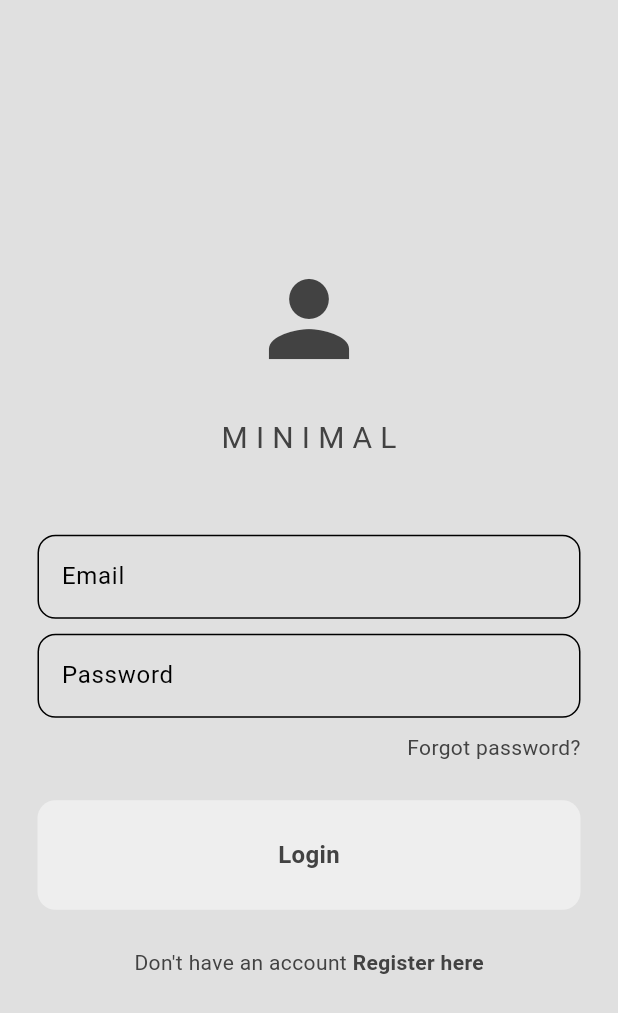
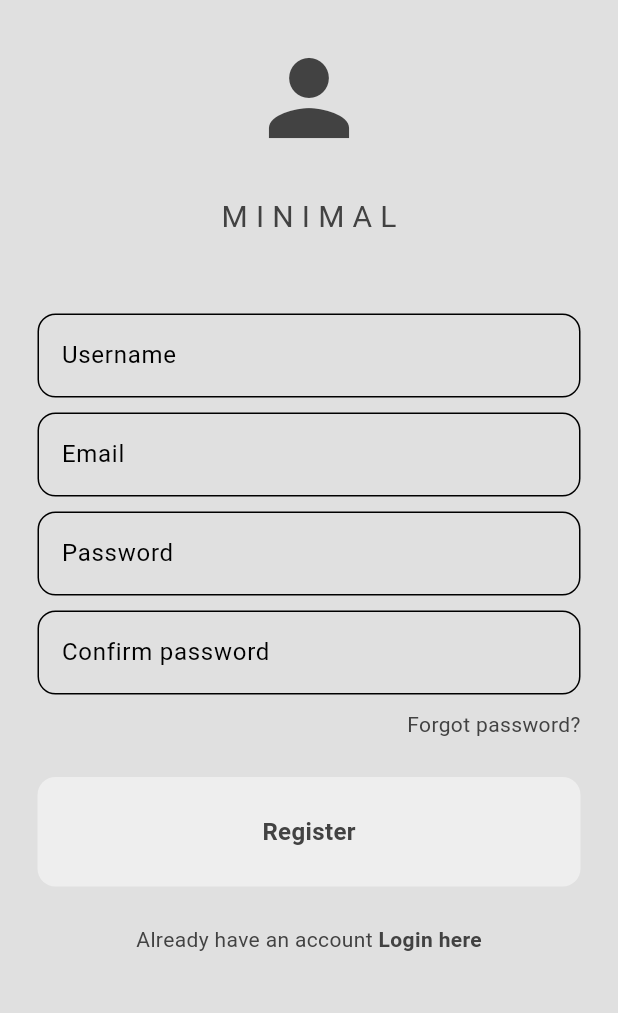
Before and after one commit to Zavqiddin-tech/flutter-crud, a Flutter app: the screen it shows after launch, after a tap on "Register here", on a phone screen of 412 x 824 dp. Shown: the top 1013 px of the screen. Run offline on Flutter 3.47's test engine with Material 3 defaults, Android fonts, the phone set to English and light mode, and no system bars; our stand-ins replace bloc, cloud_firestore, firebase_auth, firebase_core, flutter_bloc; accounts and stored records are empty; network calls fail.

Commit message:
register qismi qilindi

```diff
--- /dev/null
+++ b/lib/auth/login_or_register.dart
@@ -0,0 +1,31 @@
+import 'package:cli_project/pages/login_page.dart';
+import 'package:cli_project/pages/register_page.dart';
+import 'package:flutter/material.dart';
+
+class LoginOrRegister extends StatefulWidget {
+  const LoginOrRegister({super.key});
+
+  @override
+  State<LoginOrRegister> createState() => _LoginOrRegisterState();
+}
+
+class _LoginOrRegisterState extends State<LoginOrRegister> {
+  // initially, show login page
+  bool showLoginPage = true;
+
+  // toggle between login and regiter page
+  void togglePages() {
+    setState(() {
+      showLoginPage = !showLoginPage;
+    });
+  }
+
+  @override
+  Widget build(BuildContext context) {
+    if (showLoginPage) {
+      return LoginPage(onTap: togglePages);
+    } else {
+      return RegisterPage(onTap: togglePages);
+    }
+  }
+}
--- a/lib/main.dart
+++ b/lib/main.dart
@@ -1,13 +1,13 @@
+import 'package:flutter/material.dart';
+import 'package:cli_project/auth/login_or_register.dart';
 import 'package:cli_project/firebase_options.dart';
 // import 'package:cli_project/home_screen/bloc/home_bloc.dart';
 // import 'package:cli_project/home_screen/screen/home_screen.dart';
 // import 'package:flutter_bloc/flutter_bloc.dart';
 // import 'package:cli_project/pages/home_page.dart';
-import 'package:cli_project/pages/login_page.dart';
 import 'package:cli_project/theme/dark_mode.dart';
 import 'package:cli_project/theme/light_mode.dart';
 import 'package:firebase_core/firebase_core.dart';
-import 'package:flutter/material.dart';
 
 void main() async {
   WidgetsFlutterBinding.ensureInitialized();
@@ -23,9 +23,11 @@ class MyApp extends StatelessWidget {
     return MaterialApp(
       theme: lightMode,
       darkTheme: darkMode,
-      home: LoginPage(),
+      home: const LoginOrRegister(),
     );
   }
+
+}
 
   /* @override
   Widget build(BuildContext context) {
@@ -40,4 +42,3 @@ class MyApp extends StatelessWidget {
       ),
     );
   } */
-}
--- a/lib/pages/login_page.dart
+++ b/lib/pages/login_page.dart
@@ -3,11 +3,13 @@ import 'package:cli_project/components/my_textfield.dart';
 import 'package:flutter/material.dart';
 
 class LoginPage extends StatelessWidget {
+  final void Function()? onTap;
+
+  LoginPage({super.key, required this.onTap});
+
   // text controllers
   final TextEditingController emailController = TextEditingController();
   final TextEditingController passwordController = TextEditingController();
-
-  LoginPage({super.key});
 
   // login method
   void login() {}
@@ -16,7 +18,8 @@ class LoginPage extends StatelessWidget {
   Widget build(BuildContext context) {
     return Scaffold(
         backgroundColor: Theme.of(context).colorScheme.surface,
-      body: Center(
+        body: SingleChildScrollView(
+          child: Center(
             child: Padding(
               padding: const EdgeInsets.all(25),
               child: Column(
@@ -70,7 +73,8 @@ class LoginPage extends StatelessWidget {
                       Text(
                         "Forgot password?",
                         style: TextStyle(
-                        color: Theme.of(context).colorScheme.inversePrimary),
+                            color:
+                                Theme.of(context).colorScheme.inversePrimary),
                       ),
                     ],
                   ),
@@ -93,15 +97,14 @@ class LoginPage extends StatelessWidget {
                       Text(
                         "Don't have an account",
                         style: TextStyle(
-                        color: Theme.of(context).colorScheme.inversePrimary),
+                            color:
+                                Theme.of(context).colorScheme.inversePrimary),
                       ),
                       GestureDetector(
-                    onTap: () {},
+                        onTap: onTap,
                         child: const Text(
                           " Register here",
-                      style: TextStyle(
-                        fontWeight: FontWeight.bold
-                      ),
+                          style: TextStyle(fontWeight: FontWeight.bold),
                         ),
                       )
                     ],
@@ -110,6 +113,6 @@ class LoginPage extends StatelessWidget {
               ),
             ),
           ),
-    );
+        ));
   }
 }
--- a/lib/pages/register_page.dart
+++ b/lib/pages/register_page.dart
@@ -1,22 +1,68 @@
 import 'package:cli_project/components/my_button.dart';
 import 'package:cli_project/components/my_textfield.dart';
+import 'package:cli_project/helper/helper_functions.dart';
+import 'package:firebase_auth/firebase_auth.dart';
 import 'package:flutter/material.dart';
 
-class LoginPage extends StatelessWidget {
+class RegisterPage extends StatefulWidget {
+  final void Function()? onTap;
+
+  const RegisterPage({super.key, required this.onTap});
+
+  @override
+  State<RegisterPage> createState() => _RegisterPageState();
+}
+
+class _RegisterPageState extends State<RegisterPage> {
   // text controllers
+  final TextEditingController usernameController = TextEditingController();
   final TextEditingController emailController = TextEditingController();
   final TextEditingController passwordController = TextEditingController();
+  final TextEditingController confirmPwController = TextEditingController();
 
-  LoginPage({super.key});
+  // register method
+  void registerUser() async {
+    // show loading circle
+    showDialog(
+        context: context,
+        builder: (context) => const Center(
+              child: CircularProgressIndicator(),
+            ));
 
-  // login method
-  void login() {}
+    // make sure passwords match
+    if (passwordController.text != confirmPwController.text) {
+      // pop loading circle
+      Navigator.pop(context);
+
+      // show error message
+      displayMessageToUser("Passwords don't match", context);
+    }
+
+    // try creating the user
+    try {
+      // create the user
+      UserCredential? userCredential = await FirebaseAuth.instance
+          .createUserWithEmailAndPassword(
+              email: emailController.text, password: passwordController.text);
+
+      // pop loading circle
+      Navigator.pop(context);
+    } on FirebaseAuthException catch (e) {
+      // pop loading circle
+      Navigator.pop(context);
+
+      // display error message to user
+      displayMessageToUser(e.code, context);
+      return;
+    }
+  }
 
   @override
   Widget build(BuildContext context) {
     return Scaffold(
         backgroundColor: Theme.of(context).colorScheme.surface,
-      body: Center(
+        body: SingleChildScrollView(
+          child: Center(
             child: Padding(
               padding: const EdgeInsets.all(25),
               child: Column(
@@ -43,6 +89,16 @@ class LoginPage extends StatelessWidget {
                     height: 50,
                   ),
 
+                  // username textfield
+                  MyTextfield(
+                      hintText: "Username",
+                      obscureText: false,
+                      controller: usernameController),
+
+                  const SizedBox(
+                    height: 10,
+                  ),
+
                   // email textfield
                   MyTextfield(
                       hintText: "Email",
@@ -63,6 +119,16 @@ class LoginPage extends StatelessWidget {
                     height: 10,
                   ),
 
+                  // confirm password textfield
+                  MyTextfield(
+                      hintText: "Confirm password",
+                      obscureText: true,
+                      controller: confirmPwController),
+
+                  const SizedBox(
+                    height: 10,
+                  ),
+
                   // forgot password
                   Row(
                     mainAxisAlignment: MainAxisAlignment.end,
@@ -70,7 +136,8 @@ class LoginPage extends StatelessWidget {
                       Text(
                         "Forgot password?",
                         style: TextStyle(
-                        color: Theme.of(context).colorScheme.inversePrimary),
+                            color:
+                                Theme.of(context).colorScheme.inversePrimary),
                       ),
                     ],
                   ),
@@ -80,7 +147,7 @@ class LoginPage extends StatelessWidget {
                   ),
 
                   // sign in button
-              MyButton(text: "Login", onTap: login),
+                  MyButton(text: "Register", onTap: registerUser),
 
                   const SizedBox(
                     height: 25,
@@ -91,17 +158,16 @@ class LoginPage extends StatelessWidget {
                     mainAxisAlignment: MainAxisAlignment.center,
                     children: [
                       Text(
-                    "Don't have an account",
+                        "Already have an account",
                         style: TextStyle(
-                        color: Theme.of(context).colorScheme.inversePrimary),
+                            color:
+                                Theme.of(context).colorScheme.inversePrimary),
                       ),
                       GestureDetector(
-                    onTap: () {},
+                        onTap: widget.onTap,
                         child: const Text(
-                      " Register here",
-                      style: TextStyle(
-                        fontWeight: FontWeight.bold
-                      ),
+                          " Login here",
+                          style: TextStyle(fontWeight: FontWeight.bold),
                         ),
                       )
                     ],
@@ -110,6 +176,6 @@ class LoginPage extends StatelessWidget {
               ),
             ),
           ),
-    );
+        ));
   }
 }
--- a/pubspec.yaml
+++ b/pubspec.yaml
@@ -40,6 +40,7 @@ dependencies:
   bloc: ^8.1.4
   firebase_core: ^3.8.1
   cloud_firestore: ^5.6.0
+  firebase_auth: ^5.3.4
 
 dev_dependencies:
   flutter_test:
```
Also changed, not shown: lib/helper/helper_functions.dart (added, +9 -0 lines), pubspec.lock, 4 other files. Lines whose indentation alone changed are shown as unchanged.
